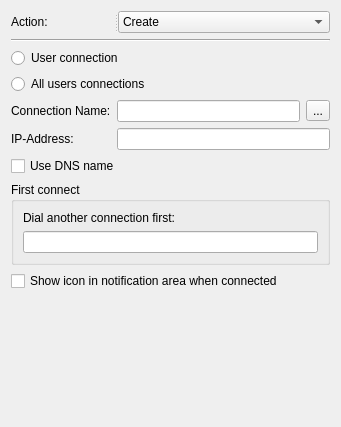
The window that src/apps/mvvm-folders/network_options/vpnwidget.ui (august-alt/policy-preferences-editor-prototype) describes before a commit, drawn with Qt 5.
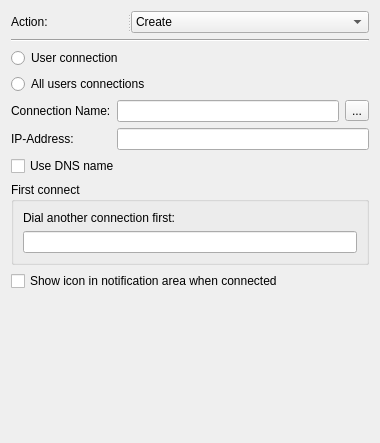
The same window after the commit.

Commit message: chore: fix ui file for vpn widget

Patch:
```diff
--- a/src/apps/mvvm-folders/network_options/vpnwidget.ui
+++ b/src/apps/mvvm-folders/network_options/vpnwidget.ui
@@ -6,8 +6,8 @@
    <rect>
     <x>0</x>
     <y>0</y>
-    <width>341</width>
-    <height>427</height>
+    <width>380</width>
+    <height>443</height>
    </rect>
   </property>
   <property name="windowTitle">
```
